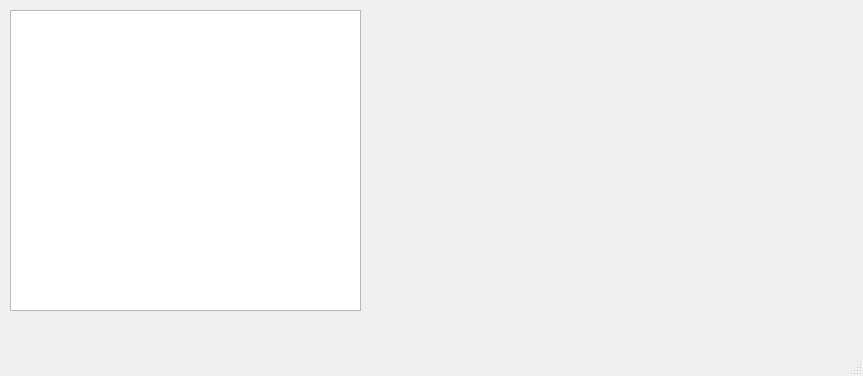
aitrenkin/AppleInventory, file mainwindow.ui: the form before one commit.
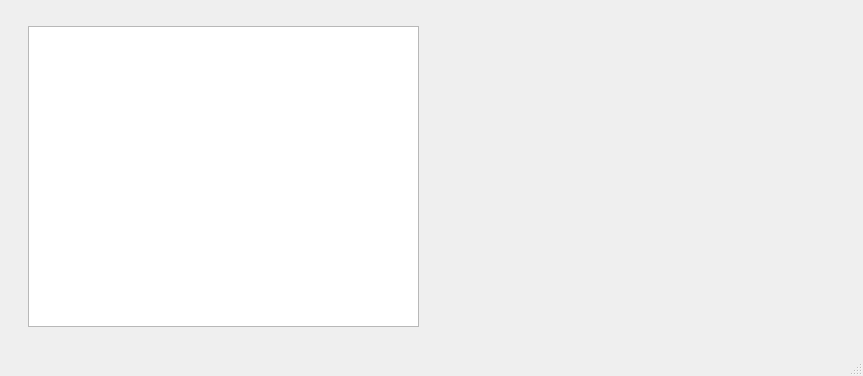
The form after the commit. Icons and pictures are not drawn. Custom widgets are drawn as their Qt base class.

Patch:
```diff
--- a/mainwindow.ui
+++ b/mainwindow.ui
@@ -26,24 +26,36 @@
    <string>MainWindow</string>
   </property>
   <widget class="QWidget" name="centralwidget">
+   <layout class="QHBoxLayout" name="horizontalLayout">
+    <item>
    <widget class="QTableWidget" name="appleTable">
-    <property name="geometry">
-     <rect>
-      <x>10</x>
-      <y>10</y>
-      <width>351</width>
+      <property name="minimumSize">
+       <size>
+        <width>391</width>
       <height>301</height>
-     </rect>
-    </property>
-   </widget>
-   <widget class="QLabel" name="sourceImage">
-    <property name="geometry">
-     <rect>
-      <x>437</x>
-      <y>7</y>
+       </size>
+      </property>
+      <property name="maximumSize">
+       <size>
+        <width>391</width>
+        <height>301</height>
+       </size>
+      </property>
+     </widget>
+    </item>
+    <item>
+     <widget class="DraggableLabel" name="sourceImage">
+      <property name="minimumSize">
+       <size>
       <width>391</width>
       <height>301</height>
-     </rect>
+       </size>
+      </property>
+      <property name="maximumSize">
+       <size>
+        <width>391</width>
+        <height>301</height>
+       </size>
     </property>
     <property name="text">
      <string/>
@@ -55,6 +67,8 @@
      <bool>true</bool>
     </property>
    </widget>
+    </item>
+   </layout>
   </widget>
   <widget class="QMenuBar" name="menubar">
    <property name="geometry">
@@ -68,8 +82,13 @@
   </widget>
   <widget class="QStatusBar" name="statusbar"/>
  </widget>
- <resources>
-  <include location="res.qrc"/>
- </resources>
+ <customwidgets>
+  <customwidget>
+   <class>DraggableLabel</class>
+   <extends>QLabel</extends>
+   <header location="global">draggablelabel.h</header>
+  </customwidget>
+ </customwidgets>
+ <resources/>
  <connections/>
 </ui>
```
Left out of the diff: 3 changed lines with no effect on the pictures. Lines whose indentation alone changed are shown as unchanged.
